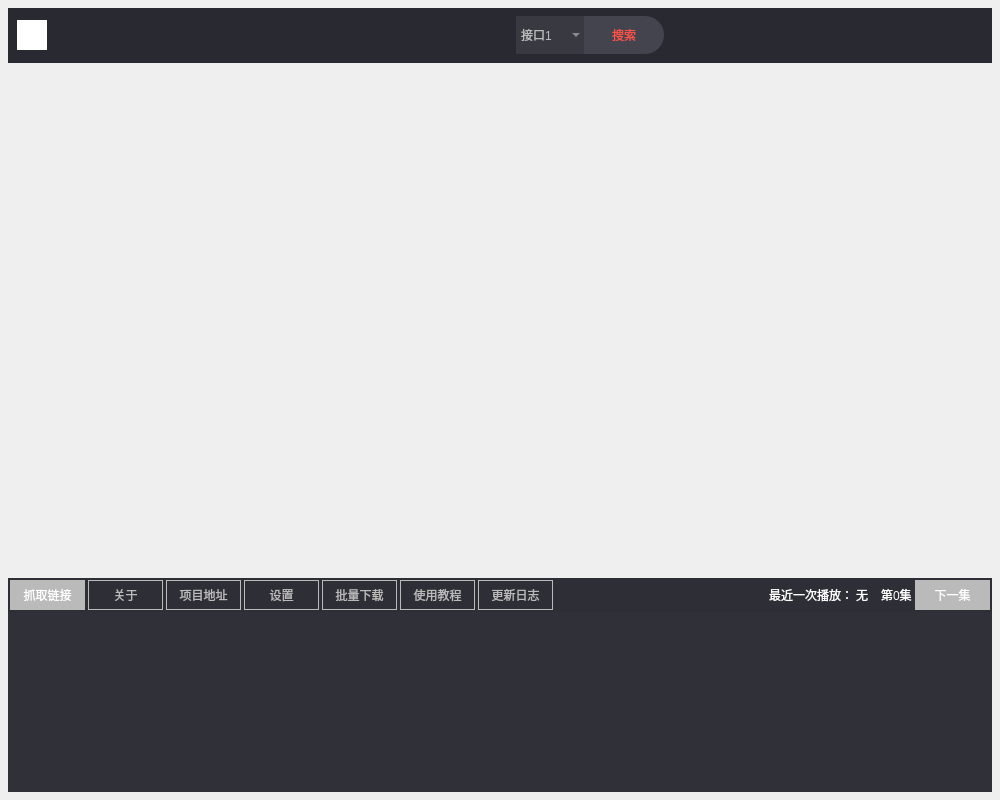
tanyiqu/AnimeArtifactPro, file ui/ui_designer/ui_file/forms/mainForm.ui: the form before one commit.
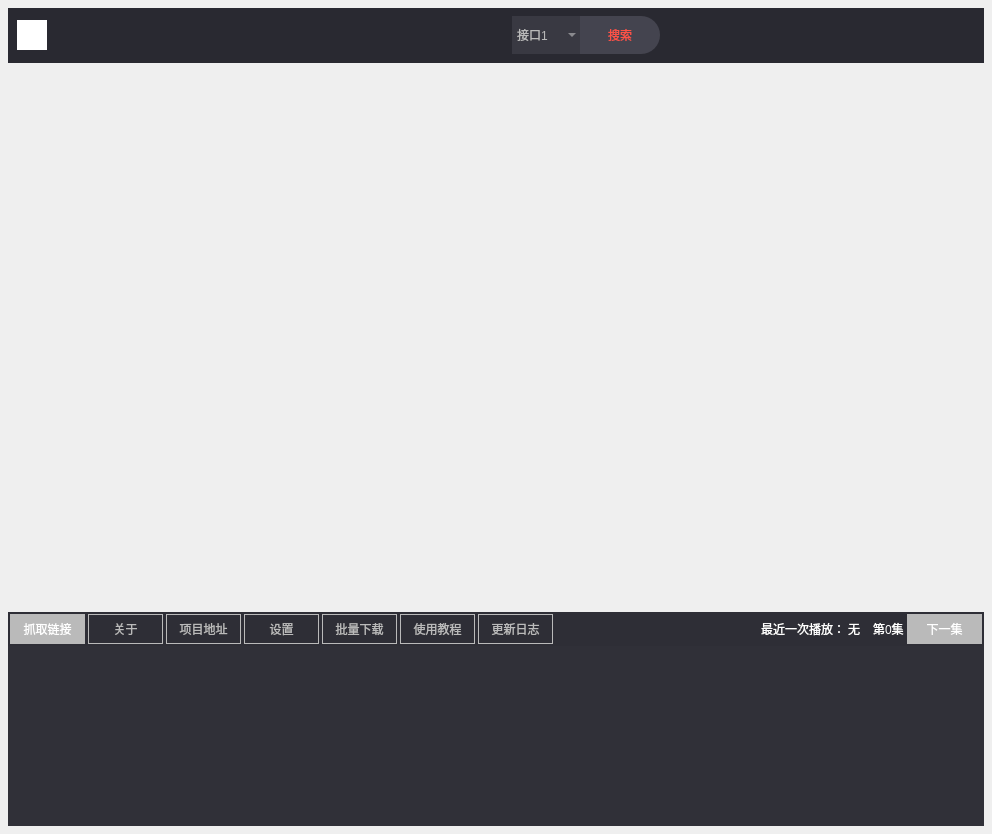
The form after the commit.

```diff
--- a/ui/ui_designer/ui_file/forms/mainForm.ui
+++ b/ui/ui_designer/ui_file/forms/mainForm.ui
@@ -6,8 +6,8 @@
    <rect>
     <x>0</x>
     <y>0</y>
-    <width>1000</width>
-    <height>800</height>
+    <width>992</width>
+    <height>834</height>
    </rect>
   </property>
   <property name="minimumSize">
```
